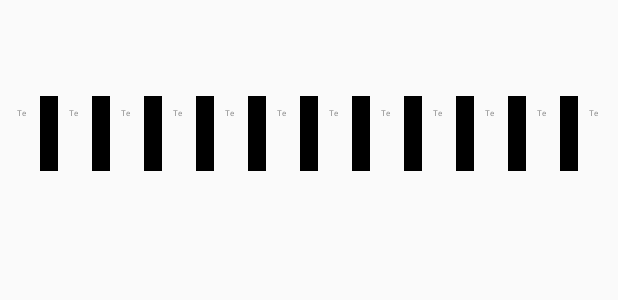
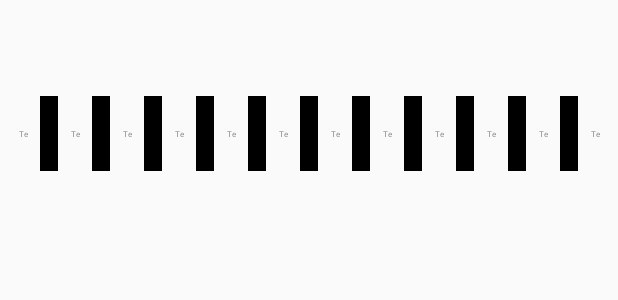
Before and after one commit to AlphaTiles/AlphaTiles, an Android app: the layout japan.xml on its own in the app's theme, with its tools: preview values and no code run, on a phone screen of 412 x 824 dp. Shown: the part 608-908 px from the top of the screen. Run offline under Robolectric (Android 15) with nearby library versions, the light colour scheme and no system bars.

Commit message:
Japan progress

```diff
--- a/app/src/main/res/layout/japan.xml
+++ b/app/src/main/res/layout/japan.xml
@@ -277,6 +277,7 @@
         android:padding="7dp"
         android:tag="0"
         android:text="TextView"
+        android:gravity="center"
         app:autoSizeMaxTextSize="100sp"
         app:autoSizeMinTextSize="5sp"
         app:autoSizeStepGranularity="2sp"
@@ -308,6 +309,7 @@
         android:padding="7dp"
         android:tag="1"
         android:text="TextView"
+        android:gravity="center"
         app:autoSizeMaxTextSize="100sp"
         app:autoSizeMinTextSize="5sp"
         app:autoSizeStepGranularity="2sp"
@@ -339,6 +341,7 @@
         android:padding="7dp"
         android:tag="2"
         android:text="TextView"
+        android:gravity="center"
         app:autoSizeMaxTextSize="100sp"
         app:autoSizeMinTextSize="5sp"
         app:autoSizeStepGranularity="2sp"
@@ -370,6 +373,7 @@
         android:padding="7dp"
         android:tag="3"
         android:text="TextView"
+        android:gravity="center"
         app:autoSizeMaxTextSize="100sp"
         app:autoSizeMinTextSize="5sp"
         app:autoSizeStepGranularity="2sp"
@@ -401,6 +405,7 @@
         android:padding="7dp"
         android:tag="4"
         android:text="TextView"
+        android:gravity="center"
         app:autoSizeMaxTextSize="100sp"
         app:autoSizeMinTextSize="5sp"
         app:autoSizeStepGranularity="2sp"
@@ -432,6 +437,7 @@
         android:padding="7dp"
         android:tag="5"
         android:text="TextView"
+        android:gravity="center"
         app:autoSizeMaxTextSize="100sp"
         app:autoSizeMinTextSize="5sp"
         app:autoSizeStepGranularity="2sp"
@@ -463,6 +469,7 @@
         android:padding="7dp"
         android:tag="6"
         android:text="TextView"
+        android:gravity="center"
         app:autoSizeMaxTextSize="100sp"
         app:autoSizeMinTextSize="5sp"
         app:autoSizeStepGranularity="2sp"
@@ -494,6 +501,7 @@
         android:padding="7dp"
         android:tag="7"
         android:text="TextView"
+        android:gravity="center"
         app:autoSizeMaxTextSize="100sp"
         app:autoSizeMinTextSize="5sp"
         app:autoSizeStepGranularity="2sp"
@@ -525,6 +533,7 @@
         android:padding="7dp"
         android:tag="8"
         android:text="TextView"
+        android:gravity="center"
         app:autoSizeMaxTextSize="100sp"
         app:autoSizeMinTextSize="5sp"
         app:autoSizeStepGranularity="2sp"
@@ -556,6 +565,7 @@
         android:padding="7dp"
         android:tag="9"
         android:text="TextView"
+        android:gravity="center"
         app:autoSizeMaxTextSize="100sp"
         app:autoSizeMinTextSize="5sp"
         app:autoSizeStepGranularity="2sp"
@@ -588,6 +598,7 @@
         android:padding="7dp"
         android:tag="10"
         android:text="TextView"
+        android:gravity="center"
         app:autoSizeMaxTextSize="100sp"
         app:autoSizeMinTextSize="5sp"
         app:autoSizeStepGranularity="2sp"
@@ -619,6 +630,7 @@
         android:padding="7dp"
         android:tag="11"
         android:text="TextView"
+        android:gravity="center"
         app:autoSizeMaxTextSize="100sp"
         app:autoSizeMinTextSize="5sp"
         app:autoSizeStepGranularity="2sp"
```
Also changed, not shown: app/src/main/java/org/alphatilesapps/alphatiles/Japan.java (+90 -66 lines).
